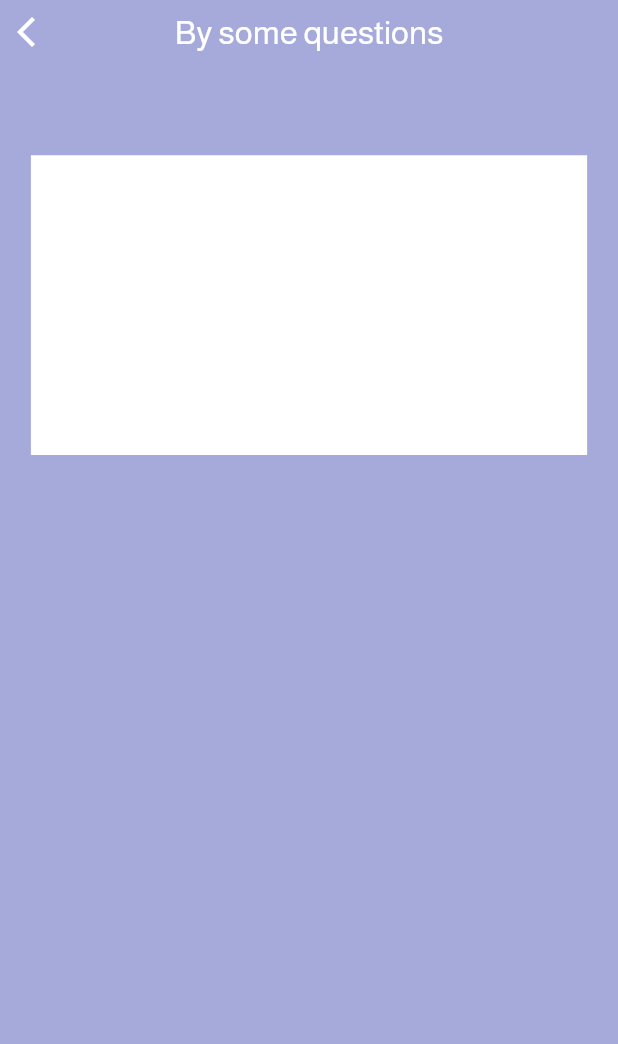
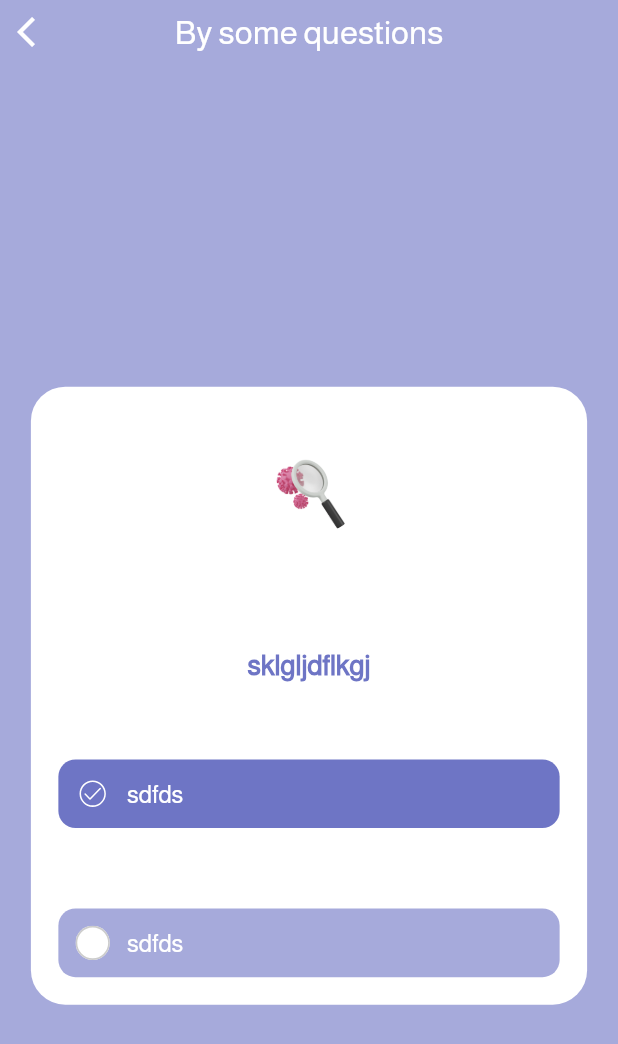
Before and after one commit to ProgEmanZelekha/Covied, a Flutter app: the TestPage screen opened by its route, after a tap on "By some questions", on a phone screen of 412 x 824 dp. Shown: the top 1044 px of the screen. Run offline on Flutter 3.47's test engine with Material 2 defaults, Android fonts, the light colour scheme and no system bars; drawn by our look-alikes of carousel_slider; our stand-ins replace auto_route, bloc, dio, equatable, firebase_auth, firebase_core and 9 more; accounts and stored records are empty; generated files the repository leaves out were written again.

Commit message:
questions

```diff
--- a/lib/main.dart
+++ b/lib/main.dart
@@ -71,7 +71,7 @@ class MyApp extends StatelessWidget {
 
   MyApp({super.key, required this.isLogin});
 
-  final _appRouter = AppRouter();
+  final _appRouter = GetIt.instance.get<AppRouter>();
 
   @override
   Widget build(BuildContext context) {
--- a/lib/src/feature/home/presentation/manager/home/home_cubit.dart
+++ b/lib/src/feature/home/presentation/manager/home/home_cubit.dart
@@ -1,9 +1,26 @@
-import 'package:bloc/bloc.dart';
-import 'package:equatable/equatable.dart';
+import 'package:carousel_slider/carousel_controller.dart';
+import 'package:flutter_bloc/flutter_bloc.dart';
+import 'package:untitled/resource/generated/assets.gen.dart';
 import 'package:untitled/src/feature/home/presentation/manager/home/home_state.dart';
+import 'package:untitled/src/feature/home/presentation/manager/model/question_model.dart';
+import 'package:untitled/src/feature/home/presentation/pages/question/item_question.dart';
 
 class HomeCubit extends Cubit<HomeState> {
   HomeCubit() : super(HomeInitial());
-
+  final CarouselController controller = CarouselController();
+  var imageSliders = [
+    ItemQuestion(
+        questionModel: QuestionModel(
+            image: Assets.images.home1.path,
+            question: "sklgljdflkgj",
+            answer: [
+              AnswerModel(answer: "sdfds", active: true),
+              AnswerModel(answer: "sdfds", active: false)
+            ])),
+    // ItemQuestion(),
+    // ItemQuestion(),
+    // ItemQuestion(),
+    // ItemQuestion(),
+  ];
   void homeInitial() async {}
 }
--- /dev/null
+++ b/lib/src/feature/home/presentation/manager/model/question_model.dart
@@ -0,0 +1,15 @@
+class QuestionModel {
+  final String image;
+  final String question;
+  final List<AnswerModel> answer;
+
+  QuestionModel(
+      {required this.image, required this.question, required this.answer});
+}
+
+class AnswerModel {
+  final String answer;
+  final bool active;
+
+  AnswerModel({required this.answer, required this.active});
+}
--- a/lib/src/feature/home/presentation/pages/home_container.dart
+++ b/lib/src/feature/home/presentation/pages/home_container.dart
@@ -16,7 +16,11 @@ class HomeContainer extends StatelessWidget {
   Widget build(BuildContext context) {
     return BlocProvider<HomeCubit>(
       create: (context) => HomeCubit()..homeInitial(),
-      child: _buildPage(context),
+      child: Builder(
+        builder: (context) {
+          return _buildPage(context);
+        }
+      ),
     );
   }
 
@@ -25,7 +29,7 @@ class HomeContainer extends StatelessWidget {
       color: AppColors.current.primaryColor,
       padding: EdgeInsets.only(top: MediaQuery.of(context).viewPadding.top),
       child: AutoTabsRouter(
-          routes: const [HomeRoute(), TestRoute(), ProfileRoute()],
+          routes:  [HomeRoute(), TestRoute(), ProfileRoute()],
           builder: (context, child, animation) {
             final tabsRouter = AutoTabsRouter.of(context);
             return Scaffold(
--- /dev/null
+++ b/lib/src/feature/home/presentation/pages/question/EmptyTestPage.dart
@@ -0,0 +1,11 @@
+import 'package:auto_route/auto_route.dart';
+import 'package:flutter/material.dart';
+import 'package:flutter_bloc/flutter_bloc.dart';
+import 'package:untitled/src/core/widget/loading/full_over_loading.dart';
+import 'package:untitled/src/core/widget/sharedView/susses_dialog.dart';
+import 'package:untitled/src/feature/home/presentation/manager/profile/edit_profile_cubit.dart';
+
+class EmptyTestPage extends AutoRouter {
+
+
+}
--- a/lib/src/feature/home/presentation/pages/question/item_question.dart
+++ b/lib/src/feature/home/presentation/pages/question/item_question.dart
@@ -1,9 +1,71 @@
 import 'package:flutter/material.dart';
+import 'package:flutter_screenutil/flutter_screenutil.dart';
+import 'package:flutter_svg/flutter_svg.dart';
+import 'package:untitled/resource/generated/assets.gen.dart';
+import 'package:untitled/resource/styles/app_colors.dart';
+import 'package:untitled/resource/styles/values.dart';
+import 'package:untitled/src/feature/home/presentation/manager/model/question_model.dart';
+
 class ItemQuestion extends StatelessWidget {
-  const ItemQuestion({Key? key}) : super(key: key);
+  const ItemQuestion({Key? key, required this.questionModel}) : super(key: key);
+  final QuestionModel questionModel;
 
   @override
   Widget build(BuildContext context) {
-    return Container( color: Colors.white,);
+    return Container(
+      padding: EdgeInsets.all(
+        16.w,
+      ),
+      decoration: BoxDecoration(
+        borderRadius: BorderRadius.circular(20.w),
+        color: Colors.white,
+      ),
+      child: Column(
+        mainAxisAlignment: MainAxisAlignment.spaceBetween,
+        children: [
+          Padding(
+            padding: EdgeInsets.all(10.w),
+            child: SizedBox(
+                height: 70.w,
+                width: 70.w,
+                child: Image.asset(questionModel.image)),
+          ),
+          Text(
+            questionModel.question,
+            style: TextStyle(
+                color: AppColors.current.secondaryColor,
+                fontSize: 16.sp,
+                fontWeight: FontWeight.bold),
+          ),
+          for (var element in questionModel.answer)
+            Container(
+              padding: EdgeInsets.all(10.w),
+              decoration: BoxDecoration(
+                borderRadius: BorderRadius.circular(10.w),
+                color: element.active
+                    ? AppColors.current.secondaryColor
+                    : AppColors.current.primaryColor,
+              ),
+              child: Row(
+                children: [
+                  SizedBox(
+                      height: 20.w,
+                      width: 20.w,
+                      child: SvgPicture.asset(element.active
+                          ? Assets.images.activeCheckCircle
+                          : Assets.images.checkCircle)),
+                  SizedBox(
+                    width: 10.w,
+                  ),
+                  Text(
+                    element.answer,
+                    style: whiteText14,
+                  ),
+                ],
+              ),
+            )
+        ],
+      ),
+    );
   }
 }
--- a/lib/src/feature/home/presentation/pages/question/question_page.dart
+++ b/lib/src/feature/home/presentation/pages/question/question_page.dart
@@ -1,23 +1,33 @@
 import 'package:carousel_slider/carousel_slider.dart';
 import 'package:flutter/material.dart';
+import 'package:flutter_bloc/flutter_bloc.dart';
+import 'package:untitled/resource/generated/assets.gen.dart';
 import 'package:untitled/resource/styles/app_colors.dart';
+import 'package:untitled/src/feature/home/presentation/manager/home/home_cubit.dart';
+import 'package:untitled/src/feature/home/presentation/manager/model/question_model.dart';
 import 'package:untitled/src/feature/home/presentation/pages/question/item_question.dart';
 import 'package:untitled/src/feature/home/presentation/widgets/app_bar_back.dart';
 import 'package:untitled/src/generated/l10n.dart';
 
 class QuestionPage extends StatelessWidget {
   QuestionPage({Key? key}) : super(key: key);
-  final CarouselController _controller = CarouselController();
+
 
   @override
   Widget build(BuildContext context) {
-    var imageSliders = [
-      ItemQuestion(),
-      ItemQuestion(),
-      ItemQuestion(),
-      ItemQuestion(),
-      ItemQuestion(),
-    ];
+    return BlocProvider<HomeCubit>(
+      create: (context) => HomeCubit(),
+      child: Builder(
+        builder: (context) {
+          return _buildPage(context);
+        }
+      ),
+    );
+  }
+
+  Widget _buildPage(BuildContext context) {
+    var bloc = BlocProvider.of<HomeCubit>(context);
+
     return Scaffold(
       backgroundColor: AppColors.current.primaryColor,
       body: Column(
@@ -26,19 +36,21 @@ class QuestionPage extends StatelessWidget {
             title: S.current.test_select_1,
             big: false,
           ),
-          Container(
+          Expanded(
+            child: Container(
               color: AppColors.current.primaryColor,
               child: CarouselSlider(
-              items: imageSliders,
+                items: bloc.imageSliders,
                 options: CarouselOptions(
                     enlargeCenterPage: true,
-                height: 200,
                     autoPlay: false,
                     initialPage: 1,
                     viewportFraction: 0.9,
-                aspectRatio: 2.0,
+                    aspectRatio: 1.0,
+                    reverse: false,
+                    enableInfiniteScroll: false),
+                carouselController: bloc.controller,
               ),
-              carouselController: _controller,
             ),
           ),
         ],
--- a/lib/src/feature/home/presentation/pages/test_page.dart
+++ b/lib/src/feature/home/presentation/pages/test_page.dart
@@ -2,6 +2,7 @@ import 'package:auto_route/auto_route.dart';
 import 'package:flutter/material.dart';
 import 'package:flutter_bloc/flutter_bloc.dart';
 import 'package:flutter_screenutil/flutter_screenutil.dart';
+import 'package:get_it/get_it.dart';
 import 'package:untitled/resource/generated/assets.gen.dart';
 import 'package:untitled/resource/styles/app_colors.dart';
 import 'package:untitled/resource/styles/values.dart';
@@ -12,7 +13,8 @@ import 'package:untitled/src/feature/home/presentation/widgets/item_select_widge
 import 'package:untitled/src/generated/l10n.dart';
 
 class TestPage extends StatelessWidget {
-  const TestPage({Key? key}) : super(key: key);
+  TestPage({Key? key}) : super(key: key);
+  final _appRouter = GetIt.instance.get<AppRouter>();
 
   @override
   Widget build(BuildContext context) {
@@ -50,7 +52,7 @@ class TestPage extends StatelessWidget {
               ),
               InkWell(
                 onTap: () {
-                  context.router.push(QuestionRoute());
+                  _appRouter.push(QuestionRoute());
                 },
                 child: ItemSelectWidget(
                   text: S.current.test_select_1,
@@ -75,7 +77,6 @@ class TestPage extends StatelessWidget {
                 text: S.current.test_select_3,
                 imageSize: 80.w,
               ),
-
             ]);
       },
     );
```
Also changed, not shown: assets/images/active_check_circle.svg (added), assets/images/check_circle.svg (added), lib/resource/generated/assets.gen.dart, lib/src/core/navigation/routes/AppRouter.gr.dart. Lines whose indentation alone changed are shown as unchanged.
